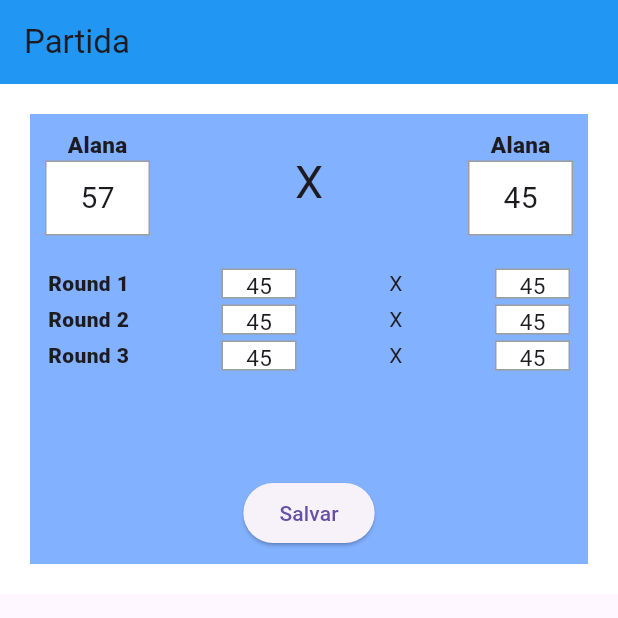
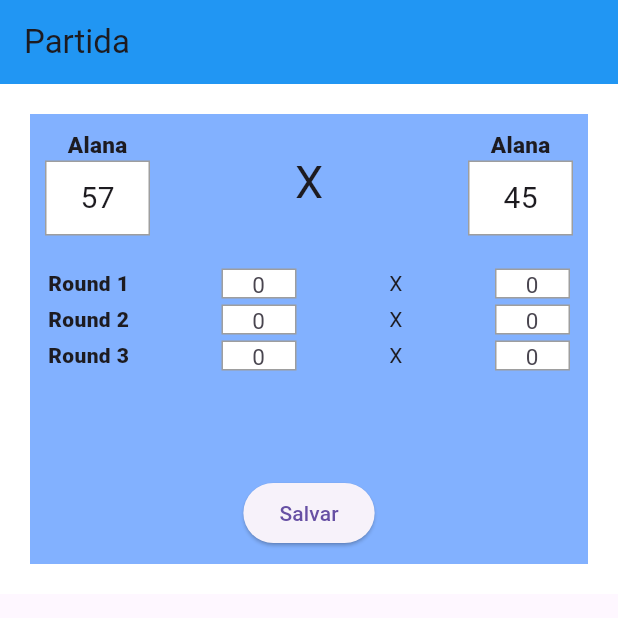
Before and after one commit to danielalveslima36/board_champ, a Flutter app: the screen it shows after launch, on a phone screen of 412 x 824 dp, the top half of it. Run offline on Flutter 3.47's test engine with Material 3 defaults, Android fonts, the phone set to English and light mode, and no system bars.

Commit message:
add text field

```diff
--- a/lib/pages/partida.dart
+++ b/lib/pages/partida.dart
@@ -37,9 +37,7 @@ class _PartidaPageState extends State<PartidaPage> {
                         const Text(
                           "Alana",
                           style: TextStyle(
-                            fontSize: 15,
-                            fontWeight: FontWeight.w900
-                          ),
+                              fontSize: 15, fontWeight: FontWeight.w900),
                         ),
                         Container(
                           height: 50,
@@ -64,9 +62,7 @@ class _PartidaPageState extends State<PartidaPage> {
                         const Text(
                           "Alana",
                           style: TextStyle(
-                            fontSize: 15,
-                            fontWeight: FontWeight.w900
-                          ),
+                              fontSize: 15, fontWeight: FontWeight.w900),
                         ),
                         Container(
                           height: 50,
@@ -97,9 +93,8 @@ class _PartidaPageState extends State<PartidaPage> {
                           children: [
                             Text(
                               "Round ${entries[index]}",
-                              style: const TextStyle(
-                                fontWeight: FontWeight.w900
-                              ),
+                              style:
+                                  const TextStyle(fontWeight: FontWeight.w900),
                             ),
                             Container(
                                 height: 20,
@@ -108,11 +103,16 @@ class _PartidaPageState extends State<PartidaPage> {
                                     color: Colors.white,
                                     border: Border.all(color: Colors.grey)),
                                 child: const Center(
-                                  child: Text(
-                                "45",
+                                  child: TextField(
+                                    keyboardType: TextInputType.number,
+                                    decoration: InputDecoration(
+                                      border: InputBorder.none,
+                                      hintText: '0',
+                                    ),
+                                    textAlign: TextAlign.center,
                                     style: TextStyle(fontSize: 15),
+                                  ),
                                 )),
-                            ),
                             Text("X"),
                             Container(
                                 height: 20,
@@ -121,11 +121,16 @@ class _PartidaPageState extends State<PartidaPage> {
                                     color: Colors.white,
                                     border: Border.all(color: Colors.grey)),
                                 child: const Center(
-                                  child: Text(
-                                "45",
+                                  child: TextField(
+                                    keyboardType: TextInputType.number,
+                                    decoration: InputDecoration(
+                                      border: InputBorder.none,
+                                      hintText: '0',
+                                    ),
+                                    textAlign: TextAlign.center,
                                     style: TextStyle(fontSize: 15),
+                                  ),
                                 )),
-                            ),
                           ],
                         ),
                       );
@@ -137,7 +142,6 @@ class _PartidaPageState extends State<PartidaPage> {
                   },
                   child: const Text(
                     'Salvar',
-
                   ),
                 ),
               ]),
```
Lines whose indentation alone changed are shown as unchanged.
